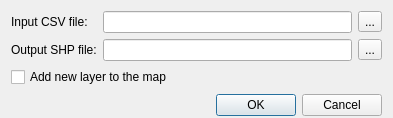
First picture: the form in src/converter_dialog.ui, repository nextgis/qgis_rugeocoder, before the edit.
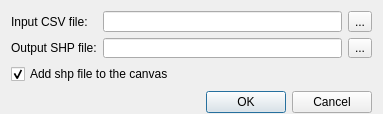
Second picture: the form after the edit.

Commit message: Impliment enh #3: 'Add layer to canvas' chkbox added

```diff
--- a/src/converter_dialog.ui
+++ b/src/converter_dialog.ui
@@ -6,22 +6,34 @@
    <rect>
     <x>0</x>
     <y>0</y>
-    <width>393</width>
-    <height>108</height>
+    <width>383</width>
+    <height>114</height>
    </rect>
   </property>
   <property name="sizePolicy">
-   <sizepolicy hsizetype="Expanding" vsizetype="Expanding">
+   <sizepolicy hsizetype="Fixed" vsizetype="Fixed">
     <horstretch>0</horstretch>
     <verstretch>0</verstretch>
    </sizepolicy>
   </property>
+  <property name="minimumSize">
+   <size>
+    <width>383</width>
+    <height>114</height>
+   </size>
+  </property>
+  <property name="maximumSize">
+   <size>
+    <width>383</width>
+    <height>114</height>
+   </size>
+  </property>
   <property name="windowTitle">
    <string>Converter</string>
   </property>
   <layout class="QGridLayout" name="gridLayout">
    <property name="bottomMargin">
-    <number>0</number>
+    <number>4</number>
    </property>
    <item row="1" column="2">
     <widget class="QToolButton" name="btnSelectShp">
@@ -40,7 +52,7 @@
    <item row="4" column="0" colspan="3">
     <widget class="QDialogButtonBox" name="buttonBox">
      <property name="sizePolicy">
-      <sizepolicy hsizetype="Expanding" vsizetype="Expanding">
+      <sizepolicy hsizetype="Expanding" vsizetype="Fixed">
        <horstretch>0</horstretch>
        <verstretch>0</verstretch>
       </sizepolicy>
@@ -68,7 +80,10 @@
       </sizepolicy>
      </property>
      <property name="text">
-      <string>Add new layer to the map</string>
+      <string>Add shp file to the canvas</string>
+     </property>
+     <property name="checked">
+      <bool>true</bool>
      </property>
     </widget>
    </item>
```
Left out of the diff: 18 changed lines with no effect on the pictures. The commit also changes 2 other files.
